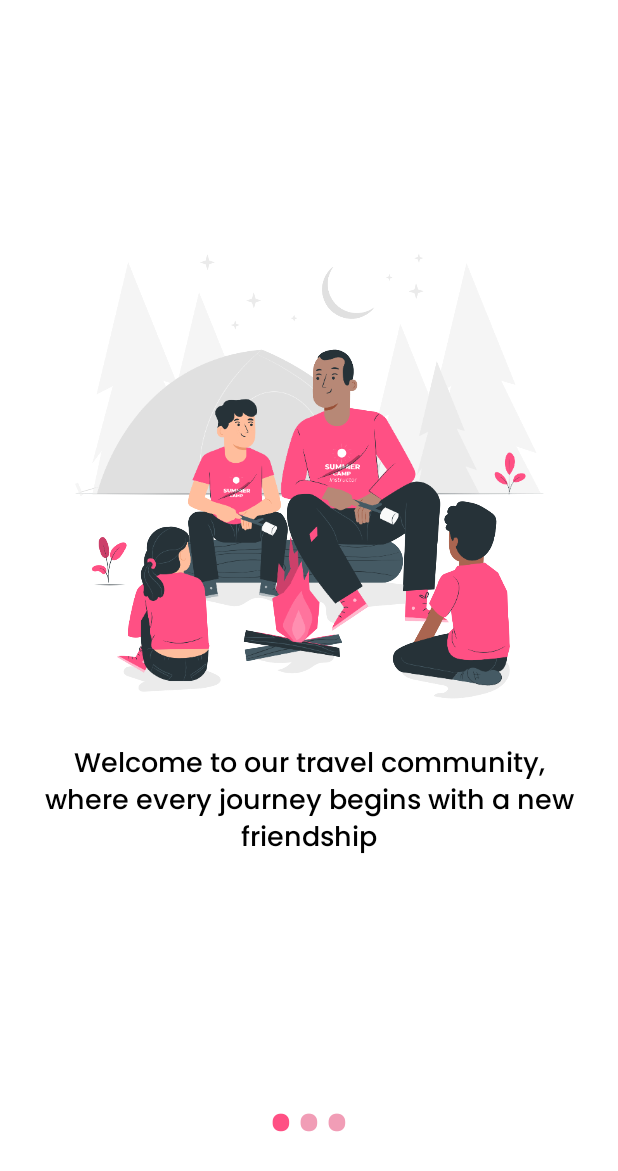
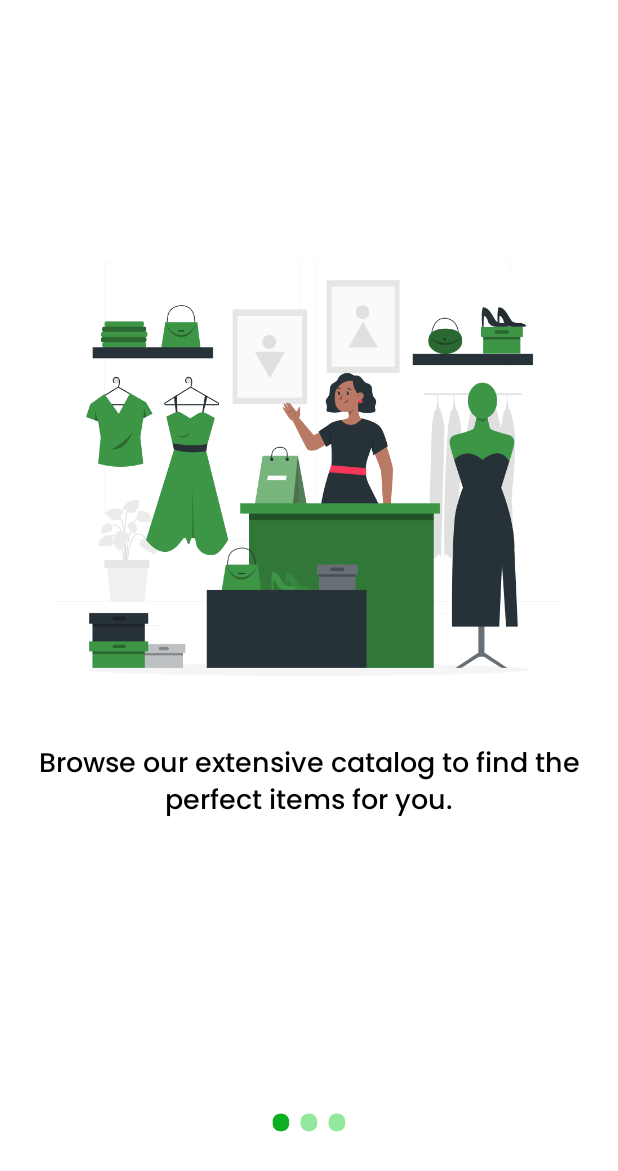
Before and after one commit to jayaprasad356/customer_ways_app, an Android app: the screen it shows after launch (WelcomeActivity), on a phone screen of 412 x 824 dp. Shown: the top 1171 px of the screen. Run offline under Robolectric (Android 15) with nearby library versions, the light colour scheme and no system bars; our stand-ins replace Volley, sdp/ssp sizes; pictures from the network do not load.

Commit message:
onboard screen modification

```diff
--- a/app/src/main/java/com/app/customerways/Activity/HomeActivity.kt
+++ b/app/src/main/java/com/app/customerways/Activity/HomeActivity.kt
@@ -349,9 +349,6 @@ class HomeActivity : BaseActivity() , NavigationBarView.OnItemSelectedListener {
                         session.setData(Constant.PROFILE_VERIFIED, jsonobj.getString(Constant.PROFILE_VERIFIED))
                         session.setData(Constant.SELLER_STATUS, jsonobj.getString(Constant.SELLER_STATUS))
 
-                        Toast.makeText(activity, session.getData(Constant.SELLER_STATUS), Toast.LENGTH_SHORT).show()
-
-
                     } else {
                         Toast.makeText(activity, jsonObject.getString("message"), Toast.LENGTH_SHORT).show()
 
--- a/app/src/main/java/com/app/customerways/Activity/Trip/Fragment/SixFragment.kt
+++ b/app/src/main/java/com/app/customerways/Activity/Trip/Fragment/SixFragment.kt
@@ -46,7 +46,7 @@ class SixFragment : Fragment() {
         session = Session(activity)
 
         (activity as StarttripActivity).binding.tvTitle.visibility = View.INVISIBLE
-        (activity as StarttripActivity).binding.btnNext.text = "Start Trip"
+        (activity as StarttripActivity).binding.btnNext.text = "Submit"
 
         binding.ivAddProof1.setOnClickListener {
             pickImageFromGallery()
--- a/app/src/main/java/com/app/customerways/Adapter/MytriplistAdapter.kt
+++ b/app/src/main/java/com/app/customerways/Adapter/MytriplistAdapter.kt
@@ -98,7 +98,7 @@ class MytriplistAdapter(
         holder.llDelete.setOnClickListener {
             AlertDialog.Builder(activity)
                 .setTitle("Delete product")
-                .setMessage("Are you sure you want to delete this trip?")
+                .setMessage("Are you sure you want to delete this product?")
                 .setPositiveButton("Yes") { dialog, which ->
                     deleteTrip(report.id)
                 }
--- a/app/src/main/res/layout/activity_starttrip.xml
+++ b/app/src/main/res/layout/activity_starttrip.xml
@@ -41,7 +41,7 @@
                 android:id="@+id/tvTitle"
                 android:layout_width="match_parent"
                 android:layout_height="wrap_content"
-                android:text="Start a Trip"
+                android:text="Post a prodect"
                 android:textSize="@dimen/_22sdp"
                 android:fontFamily="@font/poppins_semibold"
                 android:textColor="@color/primary"
--- a/app/src/main/res/layout/fragment_one.xml
+++ b/app/src/main/res/layout/fragment_one.xml
@@ -136,7 +136,7 @@
         <TextView
             android:layout_width="match_parent"
             android:layout_height="wrap_content"
-            android:text="What type of trip are you planning?"
+            android:text="What type of products are you looking for?"
             android:textSize="@dimen/_14sdp"
             android:fontFamily="@font/poppins_semibold"
             android:textColor="?attr/myTextColor"
--- a/app/src/main/res/layout/fragment_six.xml
+++ b/app/src/main/res/layout/fragment_six.xml
@@ -141,7 +141,7 @@
             android:layout_marginTop="@dimen/_10sdp"
             android:layout_width="match_parent"
             android:layout_height="wrap_content"
-            android:text="Choose image which it will attract partners to join your trip"
+            android:text="Choose an image that will attract customers to buy your products."
             android:textSize="@dimen/_12sdp"
             android:fontFamily="@font/poppins_regular"
             android:textColor="?attr/myTextColor"
--- a/app/src/main/res/layout/fragment_trip.xml
+++ b/app/src/main/res/layout/fragment_trip.xml
@@ -19,7 +19,7 @@
         <ImageView
             android:layout_width="match_parent"
             android:layout_height="match_parent"
-            android:background="@drawable/trip_img"
+            android:background="@drawable/ecommerce_bg"
             android:scaleType="fitXY"
             >
         </ImageView>
@@ -31,7 +31,7 @@
             android:layout_marginTop="@dimen/_100sdp"
             android:layout_width="match_parent"
             android:layout_height="wrap_content"
-            android:text="Adventure awaits just beyond the horizon."
+            android:text=""
             android:textSize="@dimen/_18sdp"
             android:fontFamily="@font/poppins_bold"
             android:textColor="#282B38"
--- a/app/src/main/res/layout/layout_home_profiles.xml
+++ b/app/src/main/res/layout/layout_home_profiles.xml
@@ -153,7 +153,7 @@
                 android:layout_toLeftOf="@+id/ivShare"
                 android:layout_width="match_parent"
                 android:layout_height="wrap_content"
-                android:text="Trip to Kerala, looking for travel partner"
+                android:text="Lymio Men T-Shirt"
                 android:textColor="?attr/myTextColor"
                 android:textSize="@dimen/_12sdp"
                 android:fontFamily="@font/poppins_semibold"
@@ -186,7 +186,7 @@
             android:layout_toLeftOf="@+id/ivShare"
             android:layout_width="match_parent"
             android:layout_height="wrap_content"
-            android:text="Trip to Kerala, looking for travel partner"
+            android:text="Material composition - Cotton Blend, Fit type - Regular Fit"
             android:textColor="?attr/myTextColor"
             android:textSize="@dimen/_10sdp"
             android:fontFamily="@font/poppins_regular"
--- a/app/src/main/res/layout/layout_mytriplist.xml
+++ b/app/src/main/res/layout/layout_mytriplist.xml
@@ -144,7 +144,7 @@
                 android:layout_toLeftOf="@+id/ivShare"
                 android:layout_width="match_parent"
                 android:layout_height="wrap_content"
-                android:text="Trip to Kerala, looking for travel partner"
+                android:text="Lymio Men T-Shirt"
                 android:textColor="?attr/myTextColor"
                 android:textSize="@dimen/_12sdp"
                 android:fontFamily="@font/poppins_semibold"
@@ -222,7 +222,7 @@
             android:layout_toLeftOf="@+id/ivShare"
             android:layout_width="match_parent"
             android:layout_height="wrap_content"
-            android:text="Trip to Kerala, looking for travel partner"
+            android:text="Material composition - Cotton Blend, Fit type - Regular Fit"
             android:textColor="?attr/myTextColor"
             android:textSize="@dimen/_10sdp"
             android:fontFamily="@font/poppins_regular"
--- a/app/src/main/res/layout/slider_layout.xml
+++ b/app/src/main/res/layout/slider_layout.xml
@@ -18,7 +18,6 @@
             android:layout_width="@dimen/_260sdp"
             android:layout_height="@dimen/_260sdp"
             android:id="@+id/ivSplashImage"
-            android:background="@drawable/welcome1"
             />
 
     </RelativeLayout>
--- a/app/src/main/res/values/colors.xml
+++ b/app/src/main/res/values/colors.xml
@@ -21,8 +21,8 @@
     <color name="primary_light_dark_mood">#2C2C2C</color>
     <color name="primary_extra_light">#E6FFE9</color>
 
-    <color name="inactive">#F19DB6</color>
-    <color name="active">#FF5084</color>
+    <color name="inactive">#92E89C</color>
+    <color name="active">#0DAF21</color>
 
 
     <color name="colorPrimary">#3F51B5</color>
--- a/app/src/main/res/values/strings.xml
+++ b/app/src/main/res/values/strings.xml
@@ -1,9 +1,9 @@
 <resources>
     <string name="app_name">Customer ways</string>
 
-    <string name="splash1">"Welcome to our travel community, where every journey begins with a new friendship"</string>
-    <string name="splash2">"Where wanderlust meets companionship - find your perfect travel partner today!"</string>
-    <string name="splash3">"Join a global network of explorers and find your ideal travel buddy."</string>
+    <string name="splash1">"Browse our extensive catalog to find the perfect items for you."</string>
+    <string name="splash2">"Enjoy a seamless checkout process with multiple payment options."</string>
+    <string name="splash3">"Choose convenient delivery or pick-up options to receive your purchase."</string>
     <!-- TODO: Remove or change this placeholder text -->
     <string name="hello_blank_fragment">Hello blank fragment</string>
     <string name="terms_and_conditions">By continuing you agree to our \n<u>Terms of Service Privacy Policy \nContent Policy</u></string>
```
Also changed, not shown: app/src/main/java/com/app/customerways/Activity/Trip/StarttripActivity.kt (+24 -27 lines), app/src/main/res/layout/activity_home.xml (+26 -2 lines), app/src/main/res/drawable/welcome1.png, app/src/main/res/drawable/welcome2.png, app/src/main/res/drawable/welcome3.png, 1 other file.
